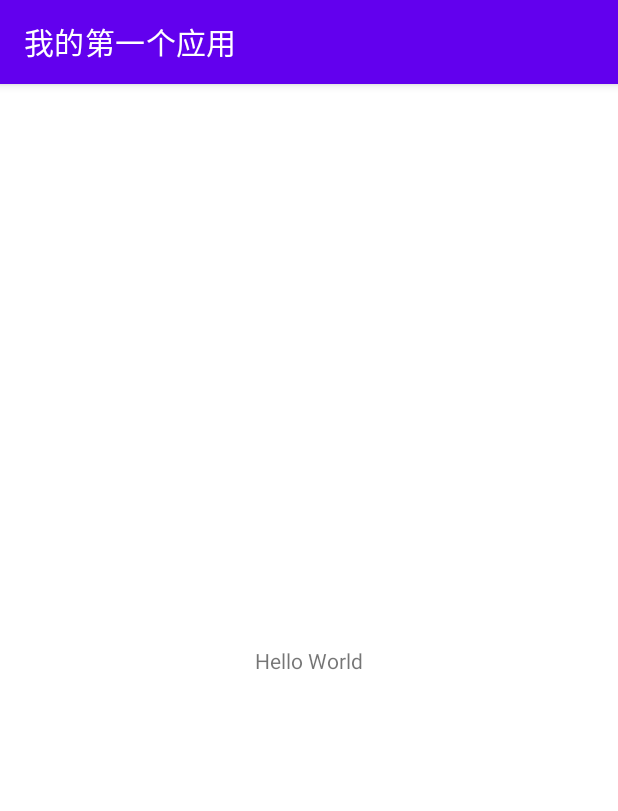
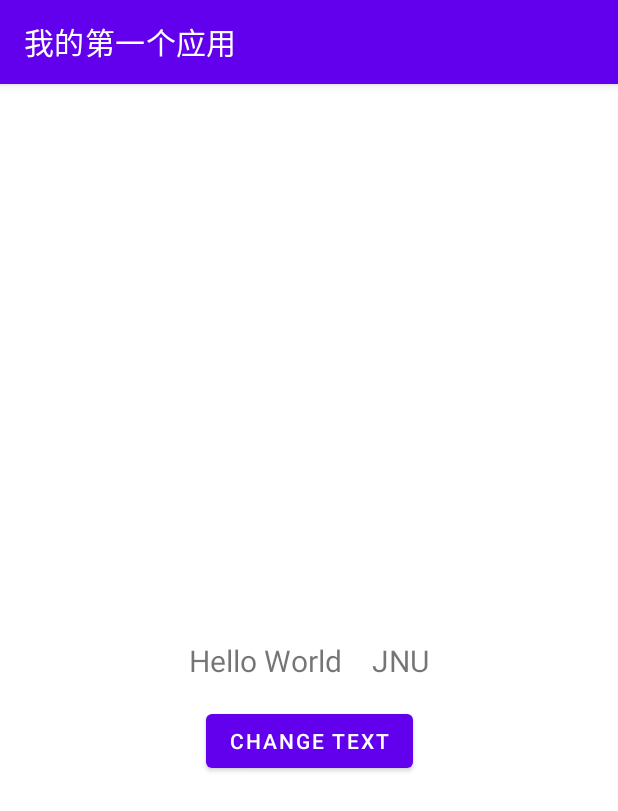
Before and after one commit to CoconutL26/PlayTask, an Android app: the screen it shows after launch (MainActivity), on a phone screen of 412 x 824 dp. Shown: the top 811 px of the screen. Run offline under Robolectric (Android 15) with nearby library versions, the phone set to English and light mode, and no system bars.

Commit message:
移动开发实验四

```diff
--- a/app/src/main/java/com/jnu/student/MainActivity.java
+++ b/app/src/main/java/com/jnu/student/MainActivity.java
@@ -1,8 +1,11 @@
 package com.jnu.student;
 
 import android.os.Bundle;
+import android.widget.Button;
 import android.widget.TextView;
+import android.widget.Toast;
 
+import androidx.appcompat.app.AlertDialog;
 import androidx.appcompat.app.AppCompatActivity;
 
 public class MainActivity extends AppCompatActivity {
@@ -12,8 +15,26 @@ public class MainActivity extends AppCompatActivity {
 
         super.onCreate(savedInstanceState);
         setContentView(R.layout.activity_main);
-        TextView textView = findViewById(R.id.text_vciew_hellow_world);
-        textView.setText(getString(R.string.HW));
+        TextView textView1 = findViewById(R.id.textView1);
+        TextView textView2 = findViewById(R.id.textView2);
+        Button button = findViewById(R.id.button);
+        textView1.setText(getString(R.string.hello_world));
+        textView2.setText(getString(R.string.jnu));
+
+        button.setOnClickListener(v -> {
+            String text1 = textView1.getText().toString();
+            String text2 = textView2.getText().toString();
+
+            textView1.setText(text2);
+            textView2.setText(text1);
+
+            Toast.makeText(MainActivity.this, "交换成功", Toast.LENGTH_SHORT).show();
+
+            AlertDialog.Builder builder = new AlertDialog.Builder(MainActivity.this);
+            builder.setMessage("交换成功")
+                    .setPositiveButton("确定", (dialog, id) -> dialog.dismiss());
+            AlertDialog dialog = builder.create();
+            dialog.show();
+        });
     }
-
 }
--- a/app/src/main/res/layout/activity_main.xml
+++ b/app/src/main/res/layout/activity_main.xml
@@ -7,14 +7,38 @@
     tools:context=".MainActivity">
 
     <TextView
-        android:id="@+id/text_vciew_hellow_world"
+        android:id="@+id/textView2"
         android:layout_width="wrap_content"
         android:layout_height="wrap_content"
-        android:text="@string/HW"
+        android:text="@string/jnu"
+        android:textSize="20sp"
+        app:layout_constraintStart_toEndOf="@id/textView1"
+        app:layout_constraintEnd_toEndOf="parent"
+        app:layout_constraintTop_toTopOf="parent"
         app:layout_constraintBottom_toBottomOf="parent"
+        android:layout_marginStart="10dp" />
+
+    <TextView
+        android:id="@+id/textView1"
+        android:layout_width="wrap_content"
+        android:layout_height="wrap_content"
+        android:text="@string/hello"
+        android:textSize="20sp"
+        app:layout_constraintStart_toStartOf="parent"
+        app:layout_constraintEnd_toStartOf="@id/textView2"
+        app:layout_constraintHorizontal_chainStyle="packed"
+        app:layout_constraintHorizontal_bias="0.5"
+        app:layout_constraintTop_toTopOf="parent"
+        app:layout_constraintBottom_toBottomOf="parent"
+        android:layout_marginEnd="10dp" />
+    <Button
+        android:id="@+id/button"
+        android:layout_width="wrap_content"
+        android:layout_height="wrap_content"
+        android:text="@string/change_text"
+        app:layout_constraintTop_toBottomOf="@id/textView2"
+        app:layout_constraintStart_toStartOf="parent"
         app:layout_constraintEnd_toEndOf="parent"
-        app:layout_constraintStart_toStartOf="parent"
-        app:layout_constraintTop_toTopOf="parent"
-        tools:ignore="MissingConstraints" />
+        android:layout_marginTop="16dp" />
 
 </androidx.constraintlayout.widget.ConstraintLayout>
--- a/app/src/main/res/values/strings.xml
+++ b/app/src/main/res/values/strings.xml
@@ -1,4 +1,7 @@
 <resources>
     <string name="app_name">MyFirstApplication</string>
-    <string name="HW">Hello World</string>
+    <string name="hello_world">Hello World</string>
+    <string name="hello">Hello</string>
+    <string name="jnu">JNU</string>
+    <string name="change_text">change text</string>
 </resources>
```
